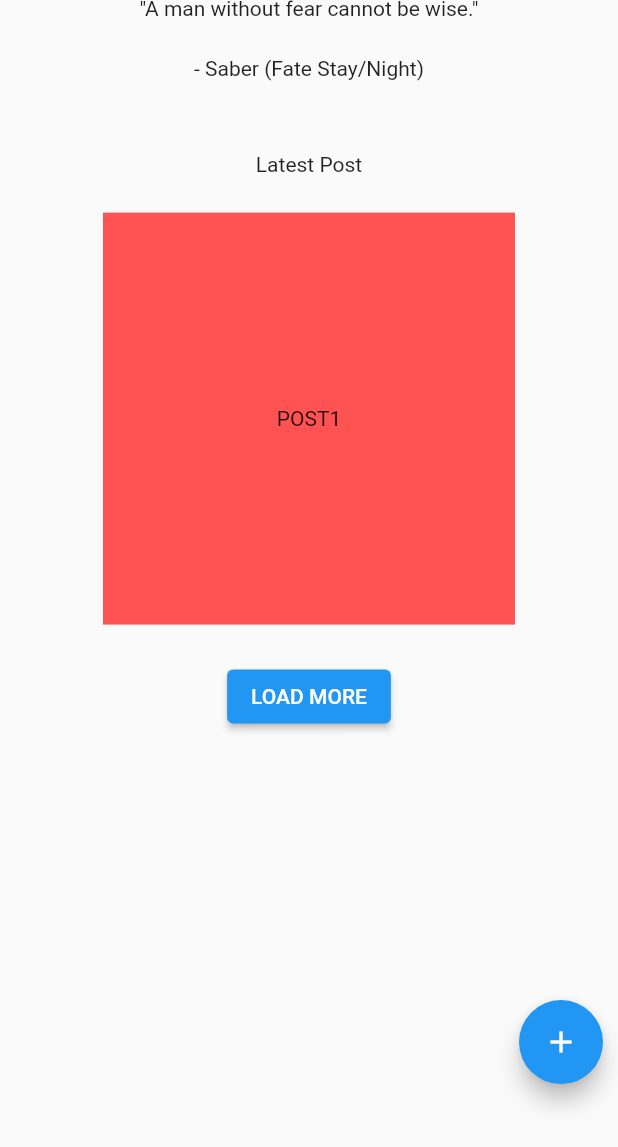
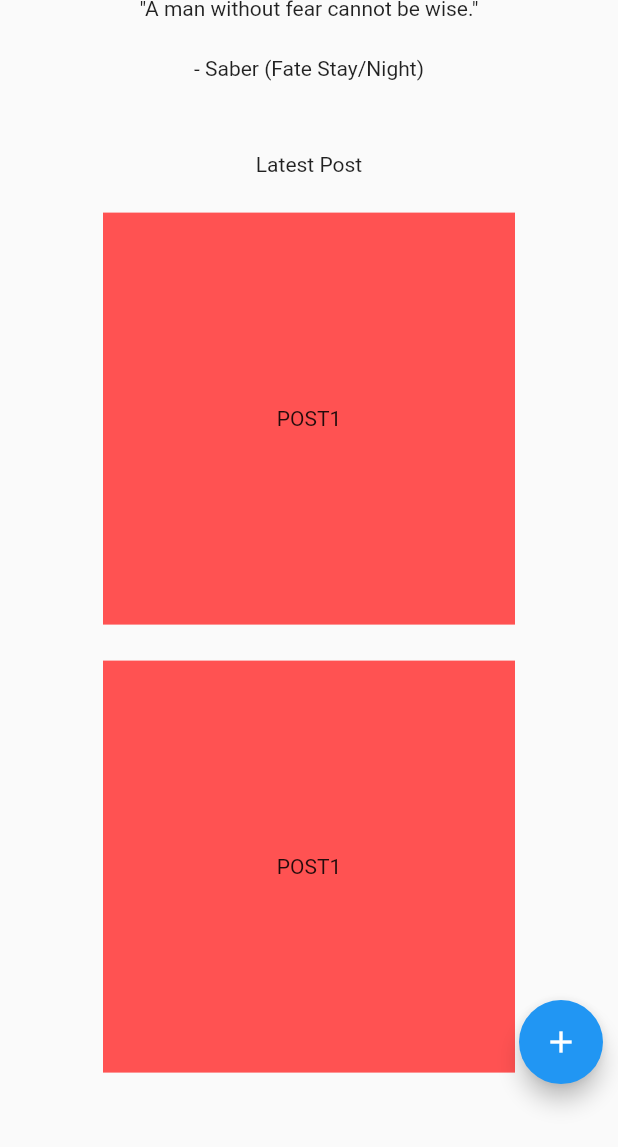
Before and after one commit to danielyoon/sangjishik, a Flutter app: the screen it shows after launch, scrolled down 824 dp, on a phone screen of 412 x 824 dp. Shown: the top 1147 px of the screen. Run offline on Flutter 3.47's test engine with Material 2 defaults, Android fonts, the phone set to English and light mode, and no system bars; our stand-ins replace go_router, sized_context; network calls fail.

Commit message:
Added top padding for all screens

```diff
--- a/lib/user_interface/screens/home/front_screen.dart
+++ b/lib/user_interface/screens/home/front_screen.dart
@@ -41,9 +41,7 @@ class _FrontScreenState extends State<FrontScreen> {
 
     List<Row> rowOfPosts = [];
 
-    return Padding(
-      padding: const EdgeInsets.only(top: 65),
-      child: SingleChildScrollView(
+    return SingleChildScrollView(
       child: Column(
         children: [
           Center(
@@ -64,6 +62,10 @@ class _FrontScreenState extends State<FrontScreen> {
           VSpace.med,
           StyledPosts(post1: 'POST1', post2: 'POST2', post3: 'POST3'),
           VSpace.med,
+          StyledPosts(post1: 'POST1', post2: 'POST2', post3: 'POST3'),
+          VSpace.med,
+          StyledPosts(post1: 'POST1', post2: 'POST2', post3: 'POST3'),
+          VSpace.med,
           ...rowOfPosts,
           ElevatedButton(
             onPressed: () => print('TEST'),
@@ -71,7 +73,6 @@ class _FrontScreenState extends State<FrontScreen> {
           ),
         ],
       ),
-      ),
     );
   }
 }
--- a/lib/user_interface/screens/home/home_screen.dart
+++ b/lib/user_interface/screens/home/home_screen.dart
@@ -112,6 +112,12 @@ class _HomeScreenState extends State<HomeScreen> {
                           onTap: navigateScreen,
                           onDrawerTap: openDrawer),
                     ),
+
+                    //FIXME: Everything below this is the "body" of the blog
+                    Padding(
+                      padding: EdgeInsets.only(top: 65),
+                      child: screens.elementAt(_index),
+                    ),
                     Positioned(
                       bottom: 10,
                       right: 10,
@@ -120,8 +126,6 @@ class _HomeScreenState extends State<HomeScreen> {
                         child: Icon(Icons.add),
                       ),
                     ),
-                    //FIXME: Everything below this is the "body" of the blog
-                    screens.elementAt(_index),
                   ],
                 ),
               ),
```
Lines whose indentation alone changed are shown as unchanged.
